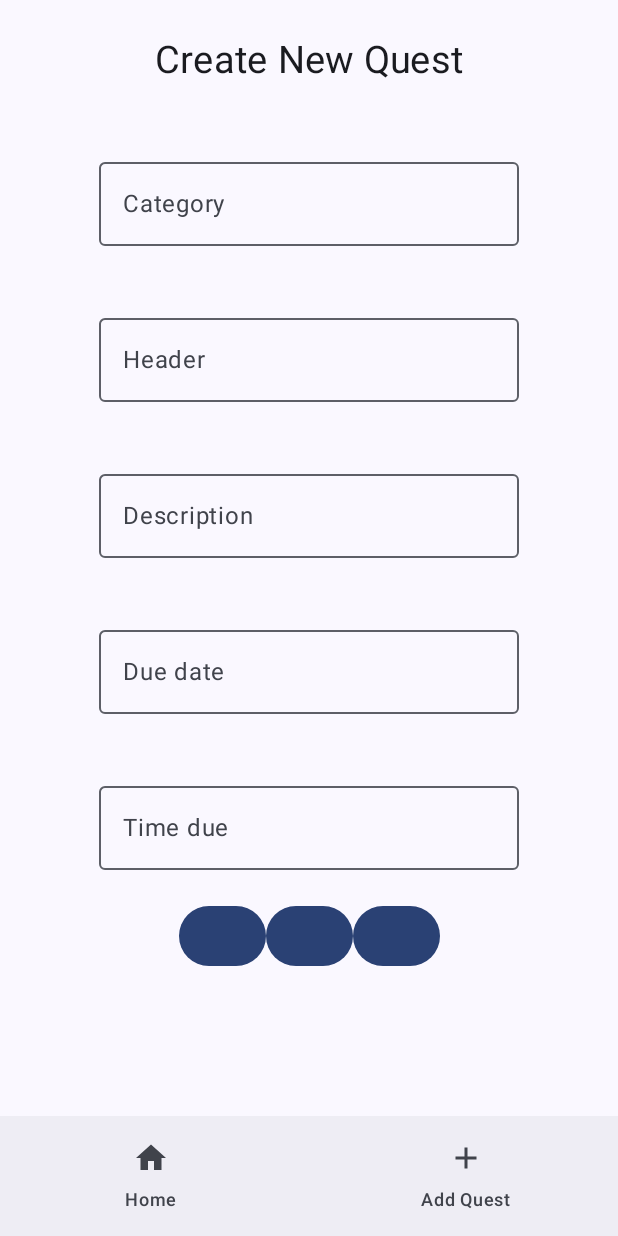
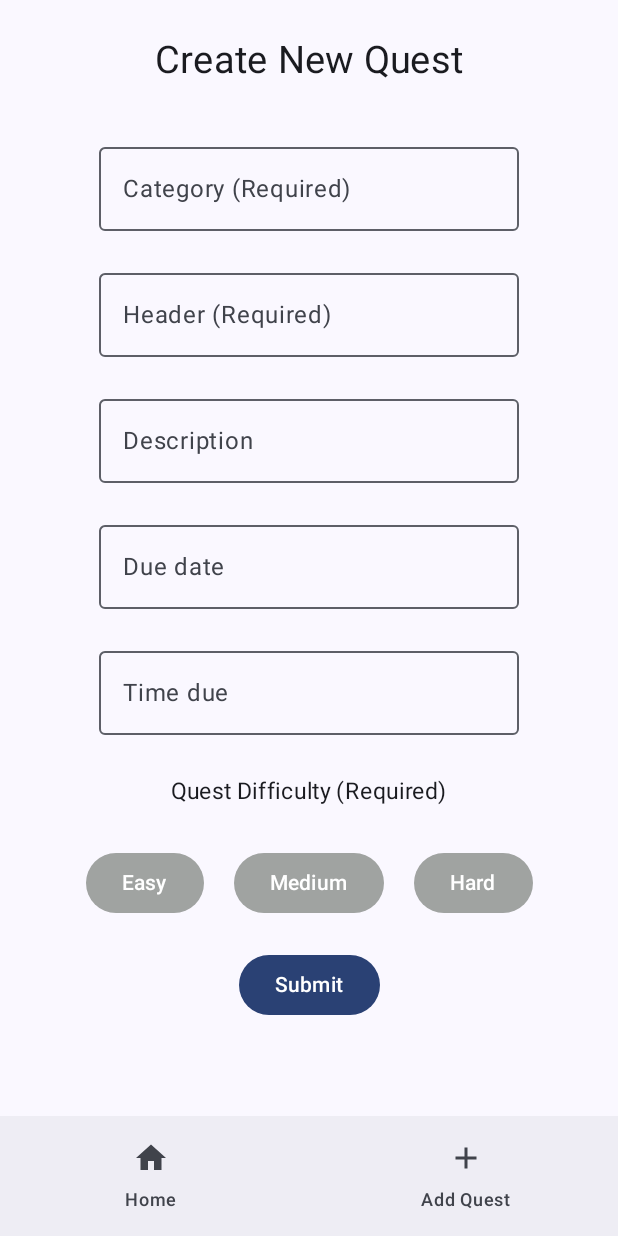
Before and after one commit to RoccoB2/Side-Quest, an Android app built with Jetpack Compose: the NewQuestView screen opened through its navigation route, on a phone screen of 412 x 824 dp. Run offline under Robolectric (Android 15) with nearby library versions, the phone set to English and light mode, and no system bars.

Commit message:
finished create quest page with form validation

```diff
--- a/app/src/main/java/edu/towson/cosc435/kraft/sidequest/ui/newquest/NewQuestView.kt
+++ b/app/src/main/java/edu/towson/cosc435/kraft/sidequest/ui/newquest/NewQuestView.kt
@@ -10,17 +10,28 @@ import androidx.compose.foundation.layout.padding
 import androidx.compose.foundation.lazy.LazyColumn
 import androidx.compose.foundation.rememberScrollState
 import androidx.compose.material3.Button
+import androidx.compose.material3.ButtonDefaults
 import androidx.compose.material3.ExperimentalMaterial3Api
+import androidx.compose.material3.MaterialTheme
 import androidx.compose.material3.OutlinedTextField
 import androidx.compose.material3.Text
+import androidx.compose.material3.TextField
+import androidx.compose.material3.TextFieldColors
+import androidx.compose.material3.TextFieldDefaults
 import androidx.compose.runtime.Composable
 import androidx.compose.runtime.ExperimentalComposeApi
+import androidx.compose.runtime.getValue
+import androidx.compose.runtime.mutableStateOf
+import androidx.compose.runtime.remember
+import androidx.compose.runtime.setValue
 import androidx.compose.ui.Alignment
 import androidx.compose.ui.ExperimentalComposeUiApi
 import androidx.compose.ui.Modifier
+import androidx.compose.ui.graphics.Color
 import androidx.compose.ui.platform.LocalContext
 import androidx.compose.ui.unit.dp
 import androidx.compose.ui.unit.sp
+import androidx.core.graphics.toColorInt
 import androidx.lifecycle.viewmodel.compose.viewModel
 import edu.towson.cosc435.kraft.sidequest.DifficultyEnum
 import edu.towson.cosc435.kraft.sidequest.data.model.Quest
@@ -32,6 +43,7 @@ fun NewQuestView(
     vm: NewQuestViewModel = viewModel(),
     onAddQuest: (Quest) -> Unit
 ) {
+        var validForm by remember { mutableStateOf(true) }
         Column(
             horizontalAlignment = Alignment.CenterHorizontally,
             modifier = Modifier.fillMaxWidth().scrollable(
@@ -43,6 +55,14 @@ fun NewQuestView(
                 fontSize = 25.sp,
                 modifier = Modifier.padding(25.dp)
             )
+            if(!validForm){
+                Text(
+                    "Please fill out all required fields",
+                    color = Color(0xFFDE5454), // red
+                    fontSize = 15.sp,
+                    modifier = Modifier.padding(15.dp)
+                )
+            }
             OutlinedTextField(
                 value = vm.category.value,
                 onValueChange = vm::setCategory,
@@ -50,10 +70,10 @@ fun NewQuestView(
                     Text( "Category")
                 },
                 label = {
-                    Text("Category")
+                    Text("Category (Required)")
                 },
                 singleLine = true,
-                modifier = Modifier.padding(20.dp)
+                modifier = Modifier.padding(10.dp)
             )
             OutlinedTextField(
                 value = vm.header.value,
@@ -62,10 +82,10 @@ fun NewQuestView(
                     Text( "Header")
                 },
                 label = {
-                    Text("Header")
+                    Text("Header (Required)")
                 },
                 singleLine = true,
-                modifier = Modifier.padding(20.dp)
+                modifier = Modifier.padding(10.dp)
             )
             OutlinedTextField(
                 value = vm.description.value,
@@ -76,7 +96,7 @@ fun NewQuestView(
                 label = {
                     Text("Description")
                 },
-                modifier = Modifier.padding(20.dp)
+                modifier = Modifier.padding(10.dp)
             )
             OutlinedTextField(
                 value = vm.date.value,
@@ -88,7 +108,7 @@ fun NewQuestView(
                     Text("Due date")
                 },
                 singleLine = true,
-                modifier = Modifier.padding(20.dp)
+                modifier = Modifier.padding(10.dp)
             )
             OutlinedTextField(
                 value = vm.time.value,
@@ -100,21 +120,64 @@ fun NewQuestView(
                     Text("Time due")
                 },
                 singleLine = true,
-                modifier = Modifier.padding(20.dp)
+                modifier = Modifier.padding(10.dp)
             )
+            Text(
+                "Quest Difficulty (Required)",
+                fontSize = 15.sp,
+                modifier = Modifier.padding(15.dp))
             Row {
-                Button(onClick = { vm.setExp(DifficultyEnum.easy) }) {
-                    "test"
+                Button(
+                    onClick = { vm.setExp(DifficultyEnum.easy) },
+                    colors = ButtonDefaults.buttonColors(
+                        if (vm.getExp() == DifficultyEnum.easy)
+                            Color(0xFF54DE79) // green
+                        else
+                            Color(0xFFA0A3A1)), // grey
+                    modifier = Modifier.padding(10.dp)
+                    )
+                {
+                    Text("Easy")
                 }
-                Button(onClick = { vm.setExp(DifficultyEnum.medium) }) {
+                Button(
+                    onClick = { vm.setExp(DifficultyEnum.medium) },
+                    colors = ButtonDefaults.buttonColors(
+                        if (vm.getExp() == DifficultyEnum.medium)
+                            Color(0xFFDED754) // yellow
+                        else
+                            Color(0xFFA0A3A1)), // grey
+                    modifier = Modifier.padding(10.dp)
+                ) {
+                    Text("Medium")
+                }
+                Button(
+                    onClick = { vm.setExp(DifficultyEnum.hard) },
+                        colors = ButtonDefaults.buttonColors(
+                        if (vm.getExp() == DifficultyEnum.hard)
+                            Color(0xFFDE5454) // red
+                        else
+                            Color(0xFFA0A3A1)), // grey
+                    modifier = Modifier.padding(10.dp)
+                ) {
+                    Text("Hard")
+                }
+            }
+            Button(
+                onClick = {
+                    validForm = formValidate(vm)
 
-                }
-                Button(onClick = { vm.setExp(DifficultyEnum.hard) }) {
-
-                }
+                    },
+                colors = ButtonDefaults.buttonColors(MaterialTheme.colorScheme.primary),
+                modifier = Modifier.padding(10.dp)
+            ){
+                Text("Submit")
             }
         }
 
 
 
 }
+
+fun formValidate(vm: NewQuestViewModel) : Boolean {
+    return (vm.getCategory() != "" && vm.getHeader() != "" && vm.getExp() != DifficultyEnum.unassigned)
+}
```
Also changed, not shown: app/src/main/java/edu/towson/cosc435/kraft/sidequest/ui/newquest/NewQuestViewModel.kt (+40 -11 lines).
